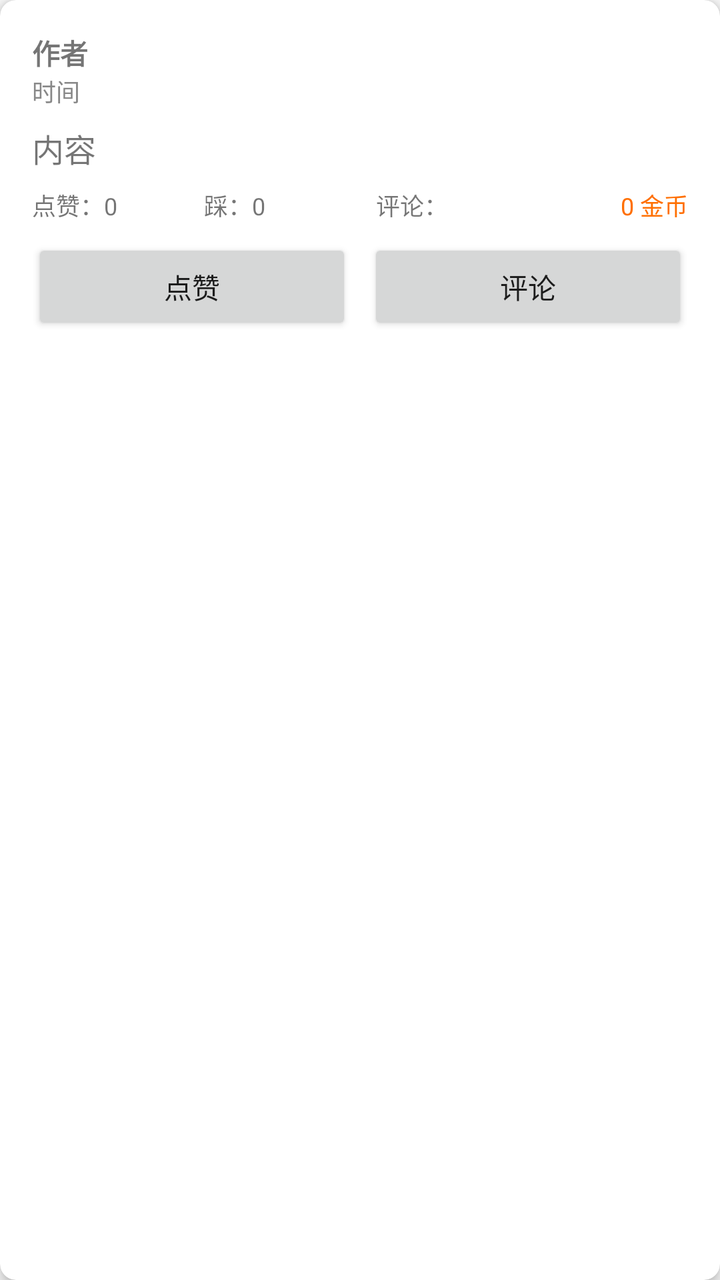
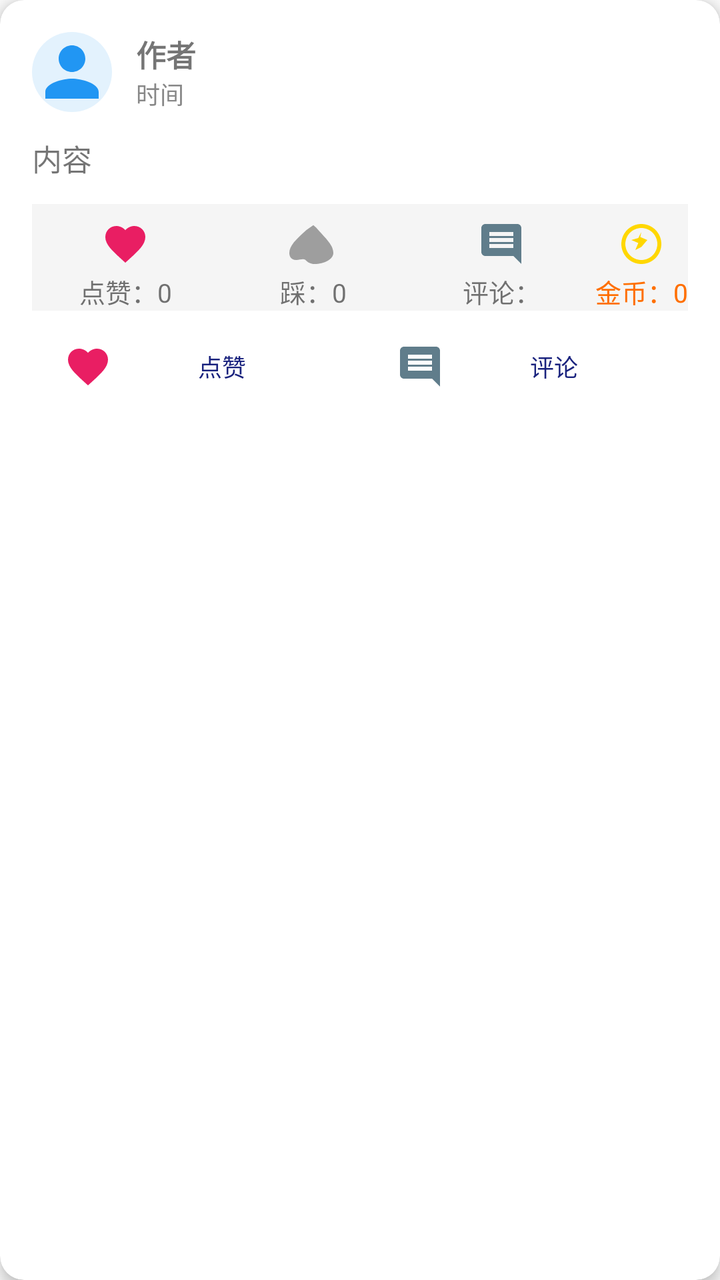

The first picture is an Android layout as it rendered before a commit; the second is the same layout after the commit. The layout source and the unified diff follow.
<!-- AndroidManifest.xml: application theme Theme.DShare -->
<!-- res/layout/item_feed.xml -->
<?xml version="1.0" encoding="utf-8"?>
<androidx.cardview.widget.CardView xmlns:android="http://schemas.android.com/apk/res/android"
    xmlns:app="http://schemas.android.com/apk/res-auto"
    android:layout_width="match_parent"
    android:layout_height="wrap_content"
    android:layout_margin="8dp"
    app:cardCornerRadius="8dp"
    app:cardElevation="4dp">
    <LinearLayout
        android:layout_width="match_parent"
        android:layout_height="wrap_content"
        android:orientation="vertical"
        android:padding="16dp">
        <TextView
            android:id="@+id/tv_author"
            android:layout_width="wrap_content"
            android:layout_height="wrap_content"
            android:text="@string/author"
            android:textStyle="bold"
            android:textSize="14sp" />
        <TextView
            android:id="@+id/tv_timestamp"
            android:layout_width="wrap_content"
            android:layout_height="wrap_content"
            android:text="@string/time"
            android:textSize="12sp"
            android:textColor="#888" />
        <TextView
            android:id="@+id/tv_content"
            android:layout_width="match_parent"
            android:layout_height="wrap_content"
            android:text="@string/content"
            android:textSize="16sp"
            android:layout_marginTop="8dp" />
        <androidx.recyclerview.widget.RecyclerView
            android:id="@+id/rv_media"
            android:layout_width="match_parent"
            android:layout_height="wrap_content"
            android:layout_marginTop="8dp"
            android:visibility="gone" />
        <LinearLayout
            android:layout_width="match_parent"
            android:layout_height="wrap_content"
            android:orientation="horizontal"
            android:layout_marginTop="8dp">
            <TextView
                android:id="@+id/tv_likes"
                android:layout_width="0dp"
                android:layout_height="wrap_content"
                android:layout_weight="1"
                android:text="@string/likes_default"
                android:textSize="12sp" />
            <TextView
                android:id="@+id/tv_dislikes"
                android:layout_width="0dp"
                android:layout_height="wrap_content"
                android:layout_weight="1"
                android:text="@string/dislikes_default"
                android:textSize="12sp" />
            <TextView
                android:id="@+id/tv_comments"
                android:layout_width="wrap_content"
                android:layout_height="wrap_content"
                android:layout_weight="1"
                android:text="@string/comments_colon"
                android:textSize="12sp" />
            <TextView
                android:id="@+id/tv_gold_reward"
                android:layout_width="wrap_content"
                android:layout_height="wrap_content"
                android:text="@string/wallet_balance_default"
                android:textSize="12sp"
                android:textColor="#FF6F00" />
        </LinearLayout>
        <LinearLayout
            android:layout_width="match_parent"
            android:layout_height="wrap_content"
            android:orientation="horizontal"
            android:layout_marginTop="8dp">
            <Button
                android:id="@+id/btn_like"
                android:layout_width="0dp"
                android:layout_height="wrap_content"
                android:layout_weight="1"
                android:text="@string/like"
                android:layout_marginEnd="8dp" />
            <Button
                android:id="@+id/btn_comment"
                android:layout_width="0dp"
                android:layout_height="wrap_content"
                android:layout_weight="1"
                android:text="@string/btn_comment" />
        </LinearLayout>
    </LinearLayout>
</androidx.cardview.widget.CardView>
<!-- resources referenced by this layout -->
<resources>
  <string name="author">作者</string>
  <string name="btn_comment">评论</string>
  <string name="comments_colon">评论：</string>
  <string name="content">内容</string>
  <string name="dislikes_default">踩：0</string>
  <string name="like">点赞</string>
  <string name="likes_default">点赞：0</string>
  <string name="time">时间</string>
  <string name="wallet_balance_default">0 金币</string>
  <style name="Theme.DShare" parent="Theme.AppCompat.Light.NoActionBar">
          <item name="colorPrimary">@color/primary</item>
          <item name="colorPrimaryDark">@color/primary_dark</item>
          <item name="colorAccent">@color/accent</item>
      </style>
  <color name="primary">#1A237E</color>
  <color name="primary_dark">#0D1B5E</color>
  <color name="accent">#FF6F00</color>
</resources>

<!-- the commit's change to res/layout/item_feed.xml (unified diff, before → after) -->
@@ -4,34 +4,53 @@
     android:layout_width="match_parent"
     android:layout_height="wrap_content"
     android:layout_margin="8dp"
-    app:cardCornerRadius="8dp"
+    app:cardCornerRadius="12dp"
     app:cardElevation="4dp">
     <LinearLayout
         android:layout_width="match_parent"
         android:layout_height="wrap_content"
         android:orientation="vertical"
         android:padding="16dp">
-        <TextView
-            android:id="@+id/tv_author"
-            android:layout_width="wrap_content"
+        <LinearLayout
+            android:layout_width="match_parent"
             android:layout_height="wrap_content"
-            android:text="@string/author"
-            android:textStyle="bold"
-            android:textSize="14sp" />
-        <TextView
-            android:id="@+id/tv_timestamp"
-            android:layout_width="wrap_content"
-            android:layout_height="wrap_content"
-            android:text="@string/time"
-            android:textSize="12sp"
-            android:textColor="#888" />
+            android:orientation="horizontal"
+            android:gravity="center_vertical">
+            <ImageView
+                android:layout_width="40dp"
+                android:layout_height="40dp"
+                android:src="@drawable/ic_person"
+                android:background="@drawable/circle_bg" />
+            <LinearLayout
+                android:layout_width="0dp"
+                android:layout_height="wrap_content"
+                android:layout_weight="1"
+                android:orientation="vertical"
+                android:layout_marginStart="12dp">
+                <TextView
+                    android:id="@+id/tv_author"
+                    android:layout_width="wrap_content"
+                    android:layout_height="wrap_content"
+                    android:text="@string/author"
+                    android:textStyle="bold"
+                    android:textSize="15sp" />
+                <TextView
+                    android:id="@+id/tv_timestamp"
+                    android:layout_width="wrap_content"
+                    android:layout_height="wrap_content"
+                    android:text="@string/time"
+                    android:textSize="12sp"
+                    android:textColor="#888" />
+            </LinearLayout>
+        </LinearLayout>
         <TextView
             android:id="@+id/tv_content"
             android:layout_width="match_parent"
             android:layout_height="wrap_content"
             android:text="@string/content"
-            android:textSize="16sp"
-            android:layout_marginTop="8dp" />
+            android:textSize="15sp"
+            android:layout_marginTop="12dp"
+            android:lineSpacingMultiplier="1.2" />
         <androidx.recyclerview.widget.RecyclerView
             android:id="@+id/rv_media"
             android:layout_width="match_parent"
@@ -42,35 +61,49 @@
             android:layout_width="match_parent"
             android:layout_height="wrap_content"
             android:orientation="horizontal"
-            android:layout_marginTop="8dp">
+            android:layout_marginTop="12dp"
+            android:paddingTop="8dp"
+            android:background="#F5F5F5">
             <TextView
                 android:id="@+id/tv_likes"
                 android:layout_width="0dp"
                 android:layout_height="wrap_content"
                 android:layout_weight="1"
+                android:gravity="center"
                 android:text="@string/likes_default"
-                android:textSize="12sp" />
+                android:textSize="13sp"
+                android:drawableTop="@drawable/ic_like"
+                android:drawablePadding="2dp" />
             <TextView
                 android:id="@+id/tv_dislikes"
                 android:layout_width="0dp"
                 android:layout_height="wrap_content"
                 android:layout_weight="1"
+                android:gravity="center"
                 android:text="@string/dislikes_default"
-                android:textSize="12sp" />
+                android:textSize="13sp"
+                android:drawableTop="@drawable/ic_dislike"
+                android:drawablePadding="2dp" />
             <TextView
                 android:id="@+id/tv_comments"
-                android:layout_width="wrap_content"
+                android:layout_width="0dp"
                 android:layout_height="wrap_content"
                 android:layout_weight="1"
+                android:gravity="center"
                 android:text="@string/comments_colon"
-                android:textSize="12sp" />
+                android:textSize="13sp"
+                android:drawableTop="@drawable/ic_comment"
+                android:drawablePadding="2dp" />
             <TextView
                 android:id="@+id/tv_gold_reward"
                 android:layout_width="wrap_content"
                 android:layout_height="wrap_content"
-                android:text="@string/wallet_balance_default"
-                android:textSize="12sp"
-                android:textColor="#FF6F00" />
+                android:gravity="center"
+                android:text="@string/gold_balance_default"
+                android:textSize="13sp"
+                android:textColor="#FF6F00"
+                android:drawableTop="@drawable/ic_gold"
+                android:drawablePadding="2dp" />
         </LinearLayout>
         <LinearLayout
             android:layout_width="match_parent"
@@ -80,16 +113,24 @@
             <Button
                 android:id="@+id/btn_like"
                 android:layout_width="0dp"
-                android:layout_height="wrap_content"
+                android:layout_height="40dp"
                 android:layout_weight="1"
                 android:text="@string/like"
-                android:layout_marginEnd="8dp" />
+                android:drawableStart="@drawable/ic_like"
+                android:drawablePadding="4dp"
+                android:layout_marginEnd="4dp"
+                android:textSize="12sp"
+                style="@style/Widget.MaterialComponents.Button.OutlinedButton" />
             <Button
                 android:id="@+id/btn_comment"
                 android:layout_width="0dp"
-                android:layout_height="wrap_content"
+                android:layout_height="40dp"
                 android:layout_weight="1"
-                android:text="@string/btn_comment" />
+                android:text="@string/btn_comment"
+                android:drawableStart="@drawable/ic_comment"
+                android:drawablePadding="4dp"
+                android:textSize="12sp"
+                style="@style/Widget.MaterialComponents.Button.OutlinedButton" />
         </LinearLayout>
     </LinearLayout>
 </androidx.cardview.widget.CardView>
<!-- resource entries referenced after the edit -->
@@ -1,14 +1,79 @@
 <!-- resources referenced by this layout -->
 <resources>
+  <!-- drawable circle_bg (drawable) -->
+  <?xml version="1.0" encoding="utf-8"?>
+  <shape xmlns:android="http://schemas.android.com/apk/res/android"
+      android:shape="oval">
+      <solid android:color="#E3F2FD" />
+      <size android:width="40dp" android:height="40dp" />
+  </shape>
+  <!-- drawable ic_comment (drawable) -->
+  <?xml version="1.0" encoding="utf-8"?>
+  <vector xmlns:android="http://schemas.android.com/apk/res/android"
+      android:width="24dp"
+      android:height="24dp"
+      android:viewportWidth="24"
+      android:viewportHeight="24">
+      <path
+          android:fillColor="#607D8B"
+          android:pathData="M21.99,4c0,-1.1 -0.89,-2 -1.99,-2L4,2c-1.1,0 -2,0.9 -2,2v12c0,1.1 0.9,2 2,2h14l4,4 -0.01,-18zM18,14L6,14v-2h12v2zM18,11L6,11L6,9h12v2zM18,8L6,8L6,6h12v2z"/>
+  </vector>
+  <!-- drawable ic_dislike (drawable) -->
+  <?xml version="1.0" encoding="utf-8"?>
+  <vector xmlns:android="http://schemas.android.com/apk/res/android"
+      android:width="24dp"
+      android:height="24dp"
+      android:viewportWidth="24"
+      android:viewportHeight="24">
+      <path
+          android:fillColor="#9E9E9E"
+          android:pathData="M12,2.55l1.45,1.32C18.6,9.64 22,12.72 22,16.5c0,3.08 -4.42,5.5 -9.5,5.5 -1.74,0 -3.41,-0.81 -4.5,-2.09C6.91,19.19 5.24,20 3.5,20 0.42,20 0,17.58 0,16.5c0,-3.78 3.4,-6.86 8.55,-11.54L12,2.55z"/>
+  </vector>
+  <!-- drawable ic_gold (drawable) -->
+  <?xml version="1.0" encoding="utf-8"?>
+  <vector xmlns:android="http://schemas.android.com/apk/res/android"
+      android:width="24dp"
+      android:height="24dp"
+      android:viewportWidth="24"
+      android:viewportHeight="24">
+      <path
+          android:fillColor="#FFD700"
+          android:pathData="M12,2C6.48,2 2,6.48 2,12s4.48,10 10,10 10,-4.48 10,-10S17.52,2 12,2zM12,20c-4.41,0 -8,-3.59 -8,-8s3.59,-8 8,-8 8,3.59 8,8 -3.59,8 -8,8z"/>
+      <path
+          android:fillColor="#FFD700"
+          android:pathData="M12,6l-1.5,3L7,10l3.5,1.5L9,15l3,-1.5L15,10l-3.5,-1.5z"/>
+  </vector>
+  <!-- drawable ic_like (drawable) -->
+  <?xml version="1.0" encoding="utf-8"?>
+  <vector xmlns:android="http://schemas.android.com/apk/res/android"
+      android:width="24dp"
+      android:height="24dp"
+      android:viewportWidth="24"
+      android:viewportHeight="24">
+      <path
+          android:fillColor="#E91E63"
+          android:pathData="M12,21.35l-1.45,-1.32C5.4,15.36 2,12.28 2,8.5 2,5.42 4.42,3 7.5,3c1.74,0 3.41,0.81 4.5,2.09C13.09,3.81 14.76,3 16.5,3 19.58,3 22,5.42 22,8.5c0,3.78 -3.4,6.86 -8.55,11.54L12,21.35z"/>
+  </vector>
+  <!-- drawable ic_person (drawable) -->
+  <?xml version="1.0" encoding="utf-8"?>
+  <vector xmlns:android="http://schemas.android.com/apk/res/android"
+      android:width="24dp"
+      android:height="24dp"
+      android:viewportWidth="24"
+      android:viewportHeight="24">
+      <path
+          android:fillColor="#2196F3"
+          android:pathData="M12,12c2.21,0 4,-1.79 4,-4s-1.79,-4 -4,-4 -4,1.79 -4,4 1.79,4 4,4zM12,14c-2.67,0 -8,1.34 -8,4v2h16v-2c0,-2.66 -5.33,-4 -8,-4z"/>
+  </vector>
   <string name="author">作者</string>
   <string name="btn_comment">评论</string>
   <string name="comments_colon">评论：</string>
   <string name="content">内容</string>
   <string name="dislikes_default">踩：0</string>
+  <string name="gold_balance_default">金币：0</string>
   <string name="like">点赞</string>
   <string name="likes_default">点赞：0</string>
   <string name="time">时间</string>
-  <string name="wallet_balance_default">0 金币</string>
   <style name="Theme.DShare" parent="Theme.AppCompat.Light.NoActionBar">
           <item name="colorPrimary">@color/primary</item>
           <item name="colorPrimaryDark">@color/primary_dark</item>
